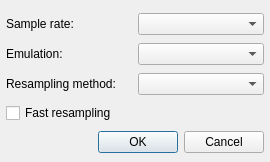
First picture: the form in qmmp/src/plugins/Input/main/sid/settingsdialog.ui, repository Greedysky/TTKMusicPlayer, before the edit.
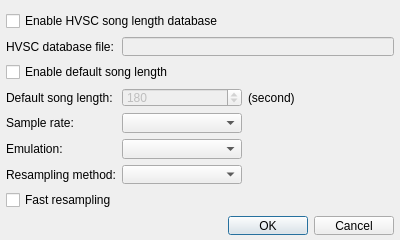
Second picture: the form after the edit.

What changed in the file:
```diff
--- a/qmmp/src/plugins/Input/main/sid/settingsdialog.ui
+++ b/qmmp/src/plugins/Input/main/sid/settingsdialog.ui
@@ -6,20 +6,20 @@
    <rect>
     <x>0</x>
     <y>0</y>
-    <width>270</width>
-    <height>162</height>
+    <width>400</width>
+    <height>240</height>
    </rect>
   </property>
   <property name="minimumSize">
    <size>
-    <width>270</width>
-    <height>162</height>
+    <width>400</width>
+    <height>240</height>
    </size>
   </property>
   <property name="maximumSize">
    <size>
-    <width>270</width>
-    <height>162</height>
+    <width>400</width>
+    <height>240</height>
    </size>
   </property>
   <property name="windowTitle">
@@ -35,7 +35,157 @@
    <property name="bottomMargin">
     <number>6</number>
    </property>
-   <item row="6" column="0" colspan="2">
+   <item row="7" column="0">
+    <widget class="QLabel" name="label_4">
+     <property name="text">
+      <string>Resampling method:</string>
+     </property>
+    </widget>
+   </item>
+   <item row="6" column="2">
+    <spacer name="horizontalSpacer_2">
+     <property name="orientation">
+      <enum>Qt::Horizontal</enum>
+     </property>
+     <property name="sizeType">
+      <enum>QSizePolicy::Expanding</enum>
+     </property>
+     <property name="sizeHint" stdset="0">
+      <size>
+       <width>40</width>
+       <height>20</height>
+      </size>
+     </property>
+    </spacer>
+   </item>
+   <item row="0" column="0" colspan="2">
+    <widget class="QCheckBox" name="useHVSCCheckBox">
+     <property name="text">
+      <string>Enable HVSC song length database</string>
+     </property>
+    </widget>
+   </item>
+   <item row="4" column="0">
+    <widget class="QLabel" name="label_2">
+     <property name="text">
+      <string>Sample rate:</string>
+     </property>
+    </widget>
+   </item>
+   <item row="6" column="1">
+    <widget class="QComboBox" name="emuComboBox">
+     <property name="minimumSize">
+      <size>
+       <width>120</width>
+       <height>0</height>
+      </size>
+     </property>
+    </widget>
+   </item>
+   <item row="3" column="0">
+    <widget class="QLabel" name="label_5">
+     <property name="text">
+      <string>Default song length:</string>
+     </property>
+    </widget>
+   </item>
+   <item row="3" column="1">
+    <widget class="QSpinBox" name="defaultLengthSpinBox">
+     <property name="enabled">
+      <bool>false</bool>
+     </property>
+     <property name="minimumSize">
+      <size>
+       <width>120</width>
+       <height>0</height>
+      </size>
+     </property>
+     <property name="minimum">
+      <number>5</number>
+     </property>
+     <property name="maximum">
+      <number>1000</number>
+     </property>
+     <property name="value">
+      <number>180</number>
+     </property>
+    </widget>
+   </item>
+   <item row="7" column="2">
+    <spacer name="horizontalSpacer_3">
+     <property name="orientation">
+      <enum>Qt::Horizontal</enum>
+     </property>
+     <property name="sizeType">
+      <enum>QSizePolicy::Expanding</enum>
+     </property>
+     <property name="sizeHint" stdset="0">
+      <size>
+       <width>40</width>
+       <height>20</height>
+      </size>
+     </property>
+    </spacer>
+   </item>
+   <item row="7" column="1">
+    <widget class="QComboBox" name="resamplingComboBox">
+     <property name="minimumSize">
+      <size>
+       <width>120</width>
+       <height>0</height>
+      </size>
+     </property>
+    </widget>
+   </item>
+   <item row="1" column="1" colspan="2">
+    <widget class="QLineEdit" name="hvscPathLineEdit">
+     <property name="enabled">
+      <bool>false</bool>
+     </property>
+    </widget>
+   </item>
+   <item row="6" column="0">
+    <widget class="QLabel" name="label_3">
+     <property name="text">
+      <string>Emulation:</string>
+     </property>
+    </widget>
+   </item>
+   <item row="1" column="0">
+    <widget class="QLabel" name="label">
+     <property name="text">
+      <string>HVSC database file:</string>
+     </property>
+    </widget>
+   </item>
+   <item row="2" column="0" colspan="2">
+    <widget class="QCheckBox" name="useLengthCheckBox">
+     <property name="text">
+      <string>Enable default song length</string>
+     </property>
+    </widget>
+   </item>
+   <item row="9" column="0" colspan="2">
+    <widget class="QCheckBox" name="fastResampligCheckBox">
+     <property name="focusPolicy">
+      <enum>Qt::NoFocus</enum>
+     </property>
+     <property name="text">
+      <string>Fast resampling</string>
+     </property>
+    </widget>
+   </item>
+   <item row="4" column="1">
+    <widget class="QComboBox" name="sampleRateComboBox">
+     <property name="minimumSize">
+      <size>
+       <width>120</width>
+       <height>0</height>
+      </size>
+     </property>
+    </widget>
+   </item>
+   <item row="10" column="0" colspan="3">
     <widget class="QDialogButtonBox" name="buttonBox">
      <property name="sizePolicy">
       <sizepolicy hsizetype="Expanding" vsizetype="Fixed">
@@ -48,43 +198,26 @@
      </property>
     </widget>
    </item>
-   <item row="5" column="0" colspan="2">
-    <widget class="QCheckBox" name="fastResampligCheckBox">
-     <property name="focusPolicy">
-      <enum>Qt::NoFocus</enum>
+   <item row="4" column="2">
+    <spacer name="horizontalSpacer">
+     <property name="orientation">
+      <enum>Qt::Horizontal</enum>
      </property>
-     <property name="text">
-      <string>Fast resampling</string>
+     <property name="sizeType">
+      <enum>QSizePolicy::Expanding</enum>
      </property>
-    </widget>
-   </item>
-   <item row="0" column="1">
-    <widget class="QComboBox" name="sampleRateComboBox"/>
-   </item>
-   <item row="3" column="1">
-    <widget class="QComboBox" name="resamplingComboBox"/>
-   </item>
-   <item row="2" column="0">
-    <widget class="QLabel" name="label_3">
-     <property name="text">
-      <string>Emulation:</string>
+     <property name="sizeHint" stdset="0">
+      <size>
+       <width>40</width>
+       <height>20</height>
+      </size>
      </property>
-    </widget>
+    </spacer>
    </item>
-   <item row="2" column="1">
-    <widget class="QComboBox" name="emuComboBox"/>
-   </item>
-   <item row="0" column="0">
-    <widget class="QLabel" name="label_2">
+   <item row="3" column="2">
+    <widget class="QLabel" name="label_6">
      <property name="text">
-      <string>Sample rate:</string>
-     </property>
-    </widget>
-   </item>
-   <item row="3" column="0">
-    <widget class="QLabel" name="label_4">
-     <property name="text">
-      <string>Resampling method:</string>
+      <string>(second)</string>
      </property>
     </widget>
    </item>
```
Left out of the diff: 32 changed lines with no effect on the pictures.
